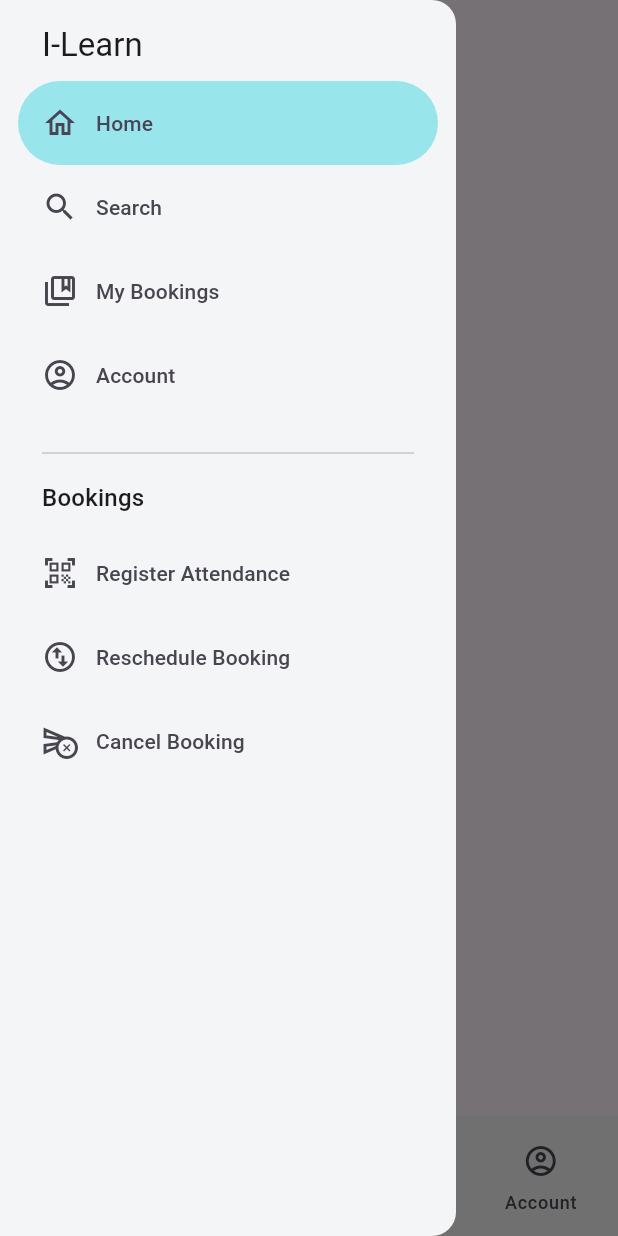
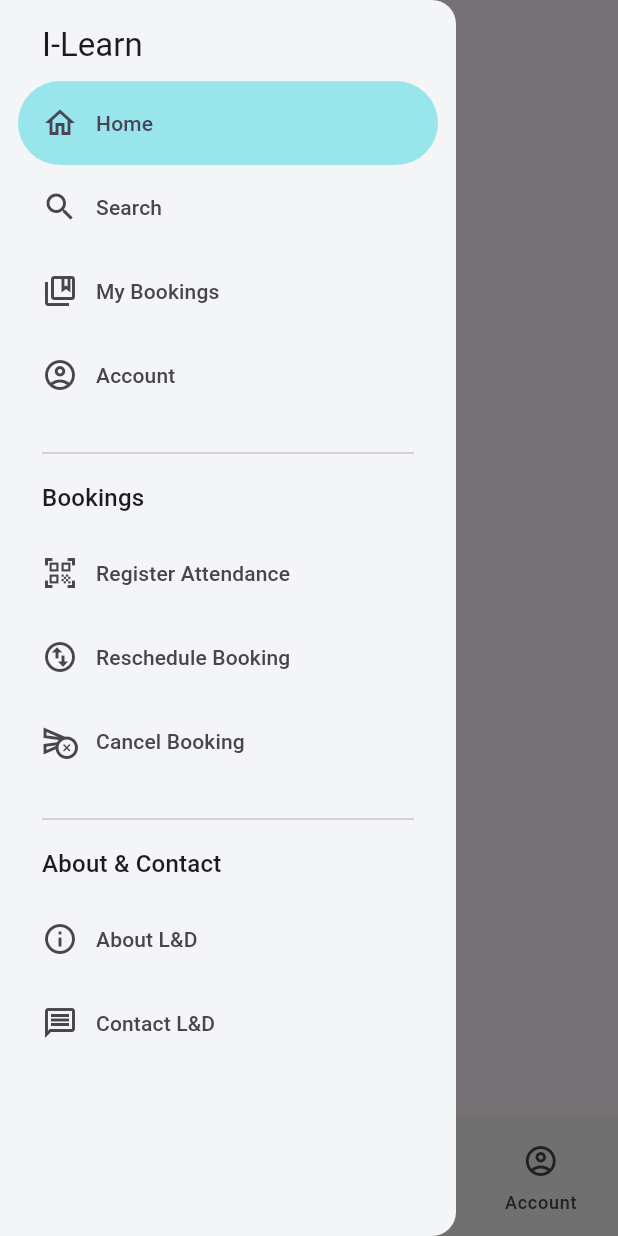
Before and after one commit to BelchieBen/I-Learn, a Flutter app: the screen it shows after launch, with the side drawer open, on a phone screen of 412 x 824 dp. Run offline on Flutter 3.47's test engine with Material 2 defaults, Android fonts, the phone set to English and light mode, and no system bars.

Commit message:
Added the about section for the side drawer

```diff
--- a/lib/src/components/scaffold/app_scaffold.dart
+++ b/lib/src/components/scaffold/app_scaffold.dart
@@ -15,6 +15,9 @@ class _AppScaffoldState extends State<AppScaffold> {
   late bool showNavigationDrawer;
 
   void handleScreenChanged(int selectedScreen) {
+    print("Index");
+    print(selectedScreen);
+    print(pages.elementAt(selectedScreen));
     setState(() {
       screenIndex = selectedScreen;
     });
@@ -23,13 +26,27 @@ class _AppScaffoldState extends State<AppScaffold> {
   Widget buildAppScaffold() {
     return Scaffold(
       key: scaffoldKey,
-      appBar: AppBar(
+      appBar: appHeader(),
+      body: pageBody(),
+      bottomNavigationBar: bottomNavBar(),
+      drawer: sideNavDrawer(),
+    );
+  }
+
+  AppBar appHeader() {
+    return AppBar(
       title: const Text("I-Learn"),
-      ),
-      body: Center(
+    );
+  }
+
+  Center pageBody() {
+    return Center(
       child: pages.elementAt(screenIndex),
-      ),
-      bottomNavigationBar: NavigationBar(
+    );
+  }
+
+  NavigationBar bottomNavBar() {
+    return NavigationBar(
       selectedIndex: screenIndex,
       onDestinationSelected: (int index) {
         setState(() {
@@ -43,8 +60,11 @@ class _AppScaffoldState extends State<AppScaffold> {
           selectedIcon: page.selectedIcon,
         );
       }).toList(),
-      ),
-      drawer: NavigationDrawer(
+    );
+  }
+
+  NavigationDrawer sideNavDrawer() {
+    return NavigationDrawer(
       onDestinationSelected: handleScreenChanged,
       selectedIndex: screenIndex,
       children: <Widget>[
@@ -82,8 +102,26 @@ class _AppScaffoldState extends State<AppScaffold> {
             icon: destination.icon,
           );
         }),
+        const Padding(
+          padding: EdgeInsets.fromLTRB(28, 16, 28, 10),
+          child: Divider(),
+        ),
+        Padding(
+          padding: const EdgeInsets.fromLTRB(28, 0, 16, 10),
+          child: Text(
+            'About & Contact',
+            style: Theme.of(context).textTheme.titleMedium,
+          ),
+        ),
+        ...aboutDestinations.map((PageDestination destination) {
+          return NavigationDrawerDestination(
+            label: Text(
+              destination.label,
+            ),
+            icon: destination.icon,
+          );
+        }),
       ],
-      ),
     );
   }
 
--- /dev/null
+++ b/lib/src/pages/about/about_ld.dart
@@ -0,0 +1,15 @@
+import 'package:flutter/material.dart';
+
+class AboutLD extends StatefulWidget {
+  const AboutLD({super.key});
+
+  @override
+  State<AboutLD> createState() => _AboutLDState();
+}
+
+class _AboutLDState extends State<AboutLD> {
+  @override
+  Widget build(BuildContext context) {
+    return Text("About L&D");
+  }
+}
--- /dev/null
+++ b/lib/src/pages/about/contact_ld.dart
@@ -0,0 +1,15 @@
+import 'package:flutter/material.dart';
+
+class ContactLD extends StatefulWidget {
+  const ContactLD({super.key});
+
+  @override
+  State<ContactLD> createState() => _AboutLDState();
+}
+
+class _AboutLDState extends State<ContactLD> {
+  @override
+  Widget build(BuildContext context) {
+    return Text("About L&D");
+  }
+}
--- a/lib/src/util/page_list.dart
+++ b/lib/src/util/page_list.dart
@@ -1,3 +1,5 @@
+import 'package:booking_app/src/pages/about/about_ld.dart';
+import 'package:booking_app/src/pages/about/contact_ld.dart';
 import 'package:booking_app/src/pages/account.dart';
 import 'package:booking_app/src/pages/booking/cancel_booking.dart';
 import 'package:booking_app/src/pages/home.dart';
@@ -14,7 +16,9 @@ final List<Widget> pages = <Widget>[
   const MyAccount(),
   const RegisterAttendance(),
   const RescheduleBooking(),
-  const CancelBooking()
+  const CancelBooking(),
+  const AboutLD(),
+  const ContactLD(),
 ];
 
 class PageDestination {
@@ -25,6 +29,7 @@ class PageDestination {
   final Widget selectedIcon;
 }
 
+// Core pages shown in the bottom nav bar and top of the side drawer
 const List<PageDestination> pageDestinations = <PageDestination>[
   PageDestination(
       'Home',
@@ -56,6 +61,7 @@ const List<PageDestination> pageDestinations = <PageDestination>[
       )),
 ];
 
+// Pages related to bookings, shown in the side drawer
 const List<PageDestination> bookingDestinations = <PageDestination>[
   PageDestination(
       'Register Attendance',
@@ -79,3 +85,21 @@ const List<PageDestination> bookingDestinations = <PageDestination>[
         color: Colors.white,
       )),
 ];
+
+// Pages related to help & about, shown in the side drawer
+const List<PageDestination> aboutDestinations = <PageDestination>[
+  PageDestination(
+      'About L&D',
+      Icon(Icons.info_outlined),
+      Icon(
+        Icons.info,
+        color: Colors.white,
+      )),
+  PageDestination(
+      'Contact L&D',
+      Icon(Icons.message_outlined),
+      Icon(
+        Icons.message,
+        color: Colors.white,
+      )),
+];
```
Lines whose indentation alone changed are shown as unchanged.
